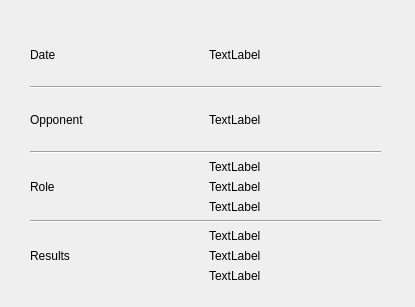
The window that Client/gamehistorydisplay.ui (Shadi2005/Plants_vs_Zombies) describes before a commit, drawn with Qt 5.
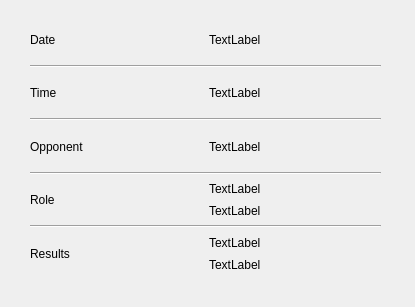
The same window after the commit.

Diff of the .ui file:
```diff
--- a/Client/gamehistorydisplay.ui
+++ b/Client/gamehistorydisplay.ui
@@ -13,11 +13,11 @@
   <property name="windowTitle">
    <string>Dialog</string>
   </property>
-  <widget class="QWidget" name="">
+  <widget class="QWidget" name="layoutWidget">
    <property name="geometry">
     <rect>
      <x>30</x>
-     <y>30</y>
+     <y>20</y>
      <width>351</width>
      <height>253</height>
     </rect>
@@ -48,6 +48,31 @@
       </property>
      </widget>
     </item>
+    <item>
+     <layout class="QHBoxLayout" name="horizontalLayout_10">
+      <item>
+       <widget class="QLabel" name="time_3">
+        <property name="text">
+         <string>Time</string>
+        </property>
+       </widget>
+      </item>
+      <item>
+       <widget class="QLabel" name="time_4">
+        <property name="text">
+         <string>TextLabel</string>
+        </property>
+       </widget>
+      </item>
+     </layout>
+    </item>
+    <item>
+     <widget class="Line" name="line_8">
+      <property name="orientation">
+       <enum>Qt::Horizontal</enum>
+      </property>
+     </widget>
+    </item>
     <item>
      <layout class="QHBoxLayout" name="horizontalLayout_2">
       <item>
@@ -98,13 +123,6 @@
           </property>
          </widget>
         </item>
-        <item>
-         <widget class="QLabel" name="role3">
-          <property name="text">
-           <string>TextLabel</string>
-          </property>
-         </widget>
-        </item>
        </layout>
       </item>
      </layout>
@@ -141,13 +159,6 @@
           </property>
          </widget>
         </item>
-        <item>
-         <widget class="QLabel" name="res3">
-          <property name="text">
-           <string>TextLabel</string>
-          </property>
-         </widget>
-        </item>
        </layout>
       </item>
      </layout>
```
